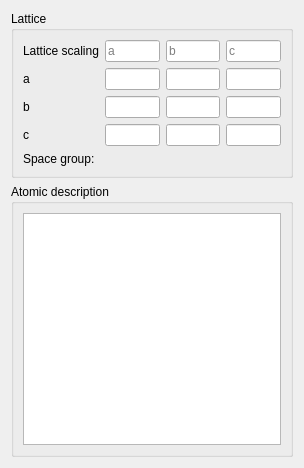
This is qtdep/qtdepunitcell.ui in piti-diablotin/qAgate as Qt 5 draws it before an edit. The edited form follows.
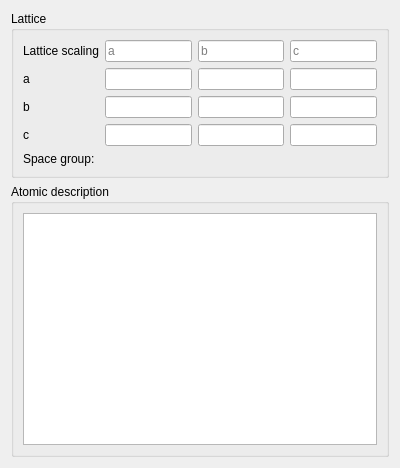
This is the edited form.

The edit to the form file:
```diff
--- a/qtdep/qtdepunitcell.ui
+++ b/qtdep/qtdepunitcell.ui
@@ -6,7 +6,7 @@
    <rect>
     <x>0</x>
     <y>0</y>
-    <width>304</width>
+    <width>400</width>
     <height>468</height>
    </rect>
   </property>
```
